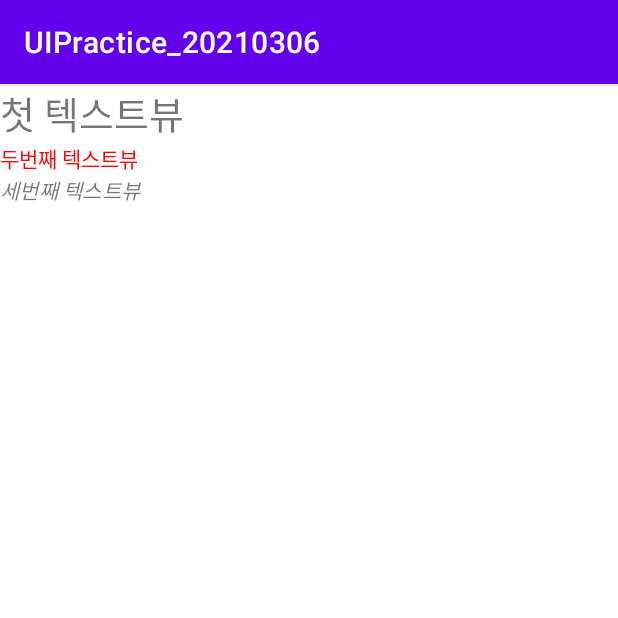
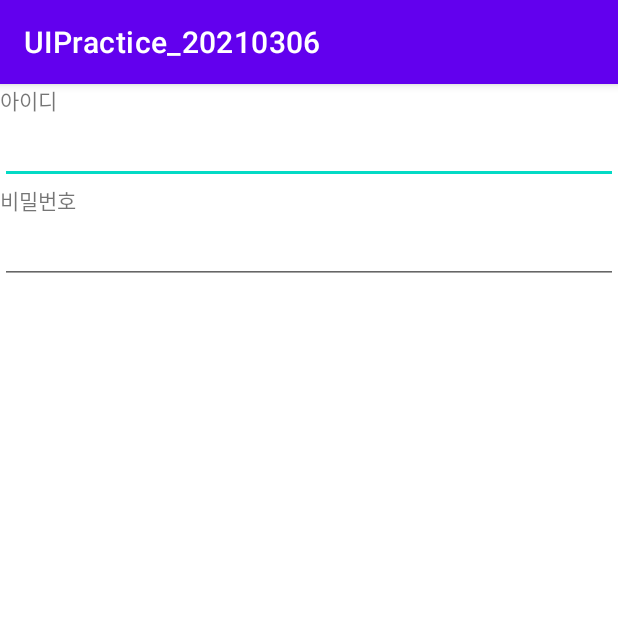
Before and after one commit to cho881020/UIPractice_20210306, an Android app: the screen it shows after launch (MainActivity), on a phone screen of 412 x 824 dp, the top half of it. Run offline under Robolectric (Android 15) with nearby library versions, the phone set to English and light mode, and no system bars.

Commit message:
화면 구조 변경 => 회원가입 화면 진행 시작

```diff
--- a/app/src/main/res/layout/activity_main.xml
+++ b/app/src/main/res/layout/activity_main.xml
@@ -11,20 +11,20 @@
     <TextView
         android:layout_width="wrap_content"
         android:layout_height="wrap_content"
-        android:text="첫 텍스트뷰"
-        android:textSize="25sp"/>
+        android:text="아이디" />
+
+    <EditText
+        android:layout_width="match_parent"
+        android:layout_height="wrap_content" />
 
     <TextView
         android:layout_width="wrap_content"
         android:layout_height="wrap_content"
-        android:textColor="#FF0000"
-        android:text="두번째 텍스트뷰" />
+        android:text="비밀번호" />
 
-    <TextView
-        android:layout_width="wrap_content"
-        android:layout_height="wrap_content"
-        android:textStyle="italic"
-        android:text="세번째 텍스트뷰" />
+    <EditText
+        android:layout_width="match_parent"
+        android:layout_height="wrap_content" />
 
 
 </LinearLayout>
```
